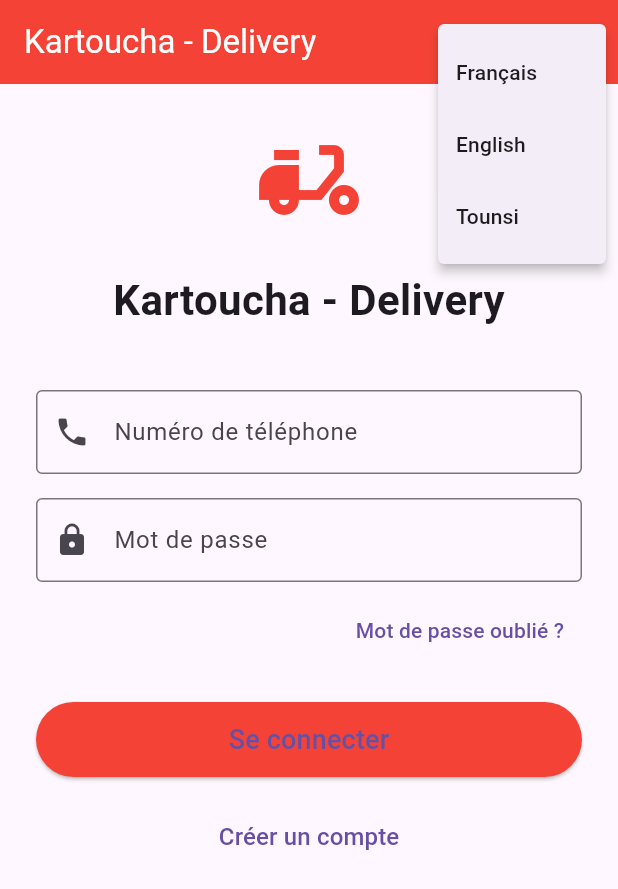
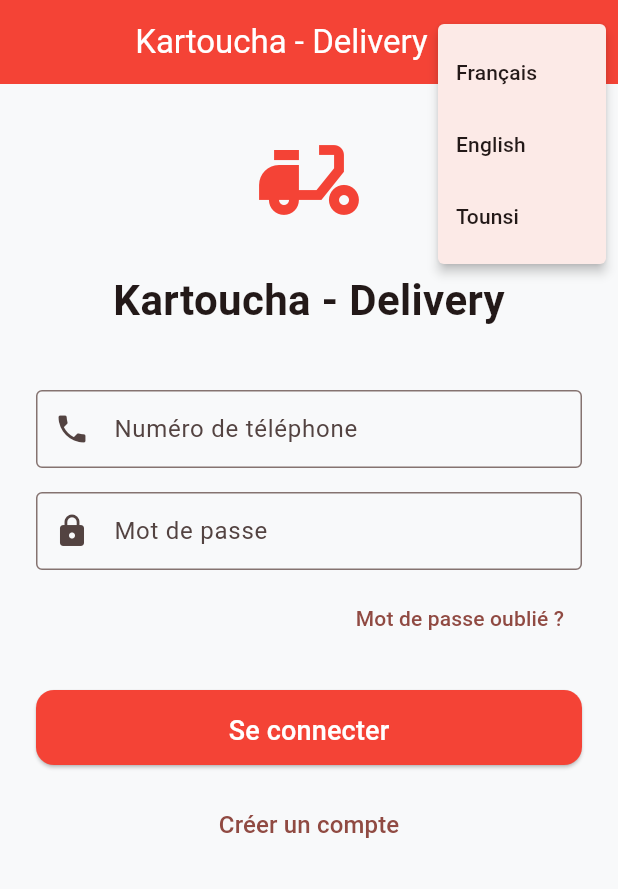
Before and after one commit to aziz-arbi/kartoucha_delivery, a Flutter app: the screen it shows after launch, after a tap on "Français", on a phone screen of 412 x 824 dp. Shown: the top 889 px of the screen. Run offline on Flutter 3.47's test engine with Material 3 defaults, Android fonts, the phone set to English and light mode, and no system bars; our stand-ins replace cloud_firestore, firebase_auth, firebase_core, firebase_messaging, flutter_local_notifications, flutter_map and 3 more; accounts and stored records are empty.

Commit message:
improved User interface and added dark mode

```diff
--- a/lib/main.dart
+++ b/lib/main.dart
@@ -2,58 +2,130 @@ import 'package:cloud_firestore/cloud_firestore.dart';
 import 'package:firebase_auth/firebase_auth.dart';
 import 'package:firebase_core/firebase_core.dart';
 import 'package:flutter/material.dart';
-import 'package:kartoucha_delivery/providers/language_provider.dart';
 import 'package:provider/provider.dart';
 import 'firebase_options.dart';
+import 'providers/language_provider.dart';
+import 'providers/theme_provider.dart';
+import 'services/notification_service.dart';
 import 'screens/auth/login_screen.dart';
 import 'screens/client/client_home.dart';
 import 'screens/worker/worker_home.dart';
-import 'services/notification_service.dart';
 
+// ---------- Light Theme ----------
+final lightTheme = ThemeData(
+  brightness: Brightness.light,
+  primarySwatch: Colors.red,
+  scaffoldBackgroundColor: const Color(0xFFF8F9FA),
+  appBarTheme: const AppBarTheme(
+    backgroundColor: Colors.red,
+    foregroundColor: Colors.white,
+    elevation: 0,
+    centerTitle: true,
+  ),
+  cardTheme: CardThemeData(
+    elevation: 2,
+    shape: RoundedRectangleBorder(borderRadius: BorderRadius.circular(12)),
+    margin: const EdgeInsets.symmetric(horizontal: 16, vertical: 6),
+  ),
+  elevatedButtonTheme: ElevatedButtonThemeData(
+    style: ElevatedButton.styleFrom(
+      backgroundColor: Colors.red,
+      foregroundColor: Colors.white,
+      shape: RoundedRectangleBorder(borderRadius: BorderRadius.circular(12)),
+      padding: const EdgeInsets.symmetric(vertical: 14),
+    ),
+  ),
+  inputDecorationTheme: InputDecorationTheme(
+    border: OutlineInputBorder(borderRadius: BorderRadius.circular(12)),
+    contentPadding: const EdgeInsets.symmetric(horizontal: 16, vertical: 14),
+  ),
+  colorScheme: ColorScheme.fromSeed(
+    seedColor: Colors.red,
+    brightness: Brightness.light,
+  ),
+);
+
+// ---------- Dark Theme ----------
+final darkTheme = ThemeData(
+  brightness: Brightness.dark,
+  primarySwatch: Colors.red,
+  scaffoldBackgroundColor: const Color(0xFF121212),
+  appBarTheme: const AppBarTheme(
+    backgroundColor: Color(0xFF1E1E1E),
+    foregroundColor: Colors.white,
+    elevation: 0,
+    centerTitle: true,
+  ),
+  cardTheme: CardThemeData(
+    elevation: 2,
+    shape: RoundedRectangleBorder(borderRadius: BorderRadius.circular(12)),
+    margin: const EdgeInsets.symmetric(horizontal: 16, vertical: 6),
+    color: const Color(0xFF1E1E1E),
+  ),
+  elevatedButtonTheme: ElevatedButtonThemeData(
+    style: ElevatedButton.styleFrom(
+      backgroundColor: Colors.red,
+      foregroundColor: Colors.white,
+      shape: RoundedRectangleBorder(borderRadius: BorderRadius.circular(12)),
+      padding: const EdgeInsets.symmetric(vertical: 14),
+    ),
+  ),
+  inputDecorationTheme: InputDecorationTheme(
+    border: OutlineInputBorder(borderRadius: BorderRadius.circular(12)),
+    contentPadding: const EdgeInsets.symmetric(horizontal: 16, vertical: 14),
+  ),
+  colorScheme: ColorScheme.fromSeed(
+    seedColor: Colors.red,
+    brightness: Brightness.dark,
+  ),
+);
+
+// ---------- App Entry ----------
 void main() async {
   WidgetsFlutterBinding.ensureInitialized();
-  await Firebase.initializeApp(
-    options: DefaultFirebaseOptions.currentPlatform,
-  );
+  await Firebase.initializeApp(options: DefaultFirebaseOptions.currentPlatform);
 
-  final languageProvider = LanguageProvider();  // lowercase variable name
-  await languageProvider.loadLanguage();        // load saved language
+  final languageProvider = LanguageProvider();
+  await languageProvider.loadLanguage();
+
+  final themeProvider = ThemeProvider();
+  await themeProvider.loadTheme();
 
   await NotificationService.initialize();
 
   runApp(
-    ChangeNotifierProvider(
-      create: (_) => languageProvider,
+    MultiProvider(
+      providers: [
+        ChangeNotifierProvider(create: (_) => languageProvider),
+        ChangeNotifierProvider(create: (_) => themeProvider),
+      ],
       child: const KartouchaApp(),
     ),
   );
 }
 
+// ---------- App Root ----------
 class KartouchaApp extends StatelessWidget {
   const KartouchaApp({super.key});
 
   @override
   Widget build(BuildContext context) {
-    return Consumer<LanguageProvider>(
-      builder: (context, languageProvider, child) {
-        return MaterialApp(
-          title: 'Kartoucha Delivery',
-          debugShowCheckedModeBanner: false,
-          locale: languageProvider.locale,
-          theme: ThemeData(
-            primarySwatch: Colors.red,
-            appBarTheme: const AppBarTheme(
-              backgroundColor: Colors.red,
-              foregroundColor: Colors.white,
-            ),
-          ),
-          home: const AuthWrapper(),
-        );
-      },
+    final languageProvider = Provider.of<LanguageProvider>(context);
+    final themeProvider = Provider.of<ThemeProvider>(context);
+
+    return MaterialApp(
+      title: 'Kartoucha Delivery',
+      debugShowCheckedModeBanner: false,
+      locale: languageProvider.locale,
+      theme: lightTheme,
+      darkTheme: darkTheme,
+      themeMode: themeProvider.themeMode,
+      home: const AuthWrapper(),
     );
   }
 }
 
+// ---------- AuthWrapper (unchanged, only print -> debugPrint) ----------
 class AuthWrapper extends StatefulWidget {
   const AuthWrapper({super.key});
 
@@ -68,7 +140,9 @@ class _AuthWrapperState extends State<AuthWrapper> {
       stream: FirebaseAuth.instance.authStateChanges(),
       builder: (context, snapshot) {
         if (snapshot.connectionState == ConnectionState.waiting) {
-          return const Scaffold(body: Center(child: CircularProgressIndicator()));
+          return const Scaffold(
+            body: Center(child: CircularProgressIndicator()),
+          );
         }
 
         if (!snapshot.hasData) {
@@ -78,12 +152,13 @@ class _AuthWrapperState extends State<AuthWrapper> {
         final user = snapshot.data!;
         final phone = user.email?.replaceAll('@kartoucha.com', '');
 
-        // Use a single FutureBuilder to determine role
         return FutureBuilder<Map<String, dynamic>?>(
           future: _getUserRole(user.uid, phone),
           builder: (context, roleSnapshot) {
             if (roleSnapshot.connectionState == ConnectionState.waiting) {
-              return const Scaffold(body: Center(child: CircularProgressIndicator()));
+              return const Scaffold(
+                body: Center(child: CircularProgressIndicator()),
+              );
             }
 
             if (roleSnapshot.hasError) {
@@ -107,7 +182,9 @@ class _AuthWrapperState extends State<AuthWrapper> {
             }
 
             final role = roleSnapshot.data?['role'] ?? 'client';
-            final screen = role == 'worker' ? const WorkerHomeScreen() : const ClientHomeScreen();
+            final screen = role == 'worker'
+                ? const WorkerHomeScreen()
+                : const ClientHomeScreen();
 
             return screen;
           },
@@ -116,48 +193,47 @@ class _AuthWrapperState extends State<AuthWrapper> {
     );
   }
 
-  /// Determines the user's role by checking 'users' collection first, then 'workers'.
   Future<Map<String, dynamic>> _getUserRole(String uid, String? phone) async {
     try {
-      print('🔍 Getting role for uid: $uid, phone: $phone');
+      debugPrint('🔍 Getting role for uid: $uid, phone: $phone');
 
-      // 1. Check users collection
-      print('📡 Checking users collection...');
-      final userDoc = await FirebaseFirestore.instance.collection('users').doc(uid).get();
-      print('📡 Users doc exists: ${userDoc.exists}');
+      debugPrint('📡 Checking users collection...');
+      final userDoc = await FirebaseFirestore.instance
+          .collection('users')
+          .doc(uid)
+          .get();
+      debugPrint('📡 Users doc exists: ${userDoc.exists}');
 
       if (userDoc.exists) {
         final data = userDoc.data()!;
         data['role'] = data['role'] ?? 'client';
-        print('✅ Found in users, role: ${data['role']}');
+        debugPrint('✅ Found in users, role: ${data['role']}');
         return data;
       }
 
-      // 2. Check workers collection by phone
       if (phone != null && phone.isNotEmpty) {
-        print('📡 Checking workers collection for phone: $phone');
+        debugPrint('📡 Checking workers collection for phone: $phone');
         final workerQuery = await FirebaseFirestore.instance
             .collection('workers')
             .where('phone', isEqualTo: phone)
             .limit(1)
             .get();
 
-        print('📡 Workers query returned ${workerQuery.docs.length} docs');
+        debugPrint('📡 Workers query returned ${workerQuery.docs.length} docs');
 
         if (workerQuery.docs.isNotEmpty) {
           final workerData = workerQuery.docs.first.data();
           workerData['role'] = 'worker';
-          print('✅ Found in workers, role: worker');
+          debugPrint('✅ Found in workers, role: worker');
           return workerData;
         }
       }
 
-      // 3. Not found – sign out
-      print('❌ Not found in users or workers, signing out');
+      debugPrint('❌ Not found in users or workers, signing out');
       await FirebaseAuth.instance.signOut();
       throw 'Compte non trouvé. Veuillez contacter l\'administrateur.';
     } catch (e) {
-      print('🔥 Error in _getUserRole: $e');
+      debugPrint('🔥 Error in _getUserRole: $e');
       rethrow;
     }
   }
--- /dev/null
+++ b/lib/providers/theme_provider.dart
@@ -0,0 +1,36 @@
+import 'package:flutter/material.dart';
+import 'package:shared_preferences/shared_preferences.dart';
+
+enum AppThemeMode { light, dark, system }
+
+class ThemeProvider extends ChangeNotifier {
+  AppThemeMode _mode = AppThemeMode.system;
+  AppThemeMode get mode => _mode;
+
+  ThemeMode get themeMode {
+    switch (_mode) {
+      case AppThemeMode.light:
+        return ThemeMode.light;
+      case AppThemeMode.dark:
+        return ThemeMode.dark;
+      case AppThemeMode.system:
+        return ThemeMode.system;
+    }
+  }
+
+  /// Load saved preference
+  Future<void> loadTheme() async {
+    final prefs = await SharedPreferences.getInstance();
+    final index = prefs.getInt('theme_mode') ?? 2; // default system
+    _mode = AppThemeMode.values[index];
+    notifyListeners();
+  }
+
+  /// Change theme and persist
+  Future<void> setTheme(AppThemeMode newMode) async {
+    _mode = newMode;
+    notifyListeners();
+    final prefs = await SharedPreferences.getInstance();
+    await prefs.setInt('theme_mode', newMode.index);
+  }
+}
```
Also changed, not shown: lib/screens/client/client_home.dart (+73 -13 lines), lib/screens/worker/worker_home.dart (+58 -2 lines).
